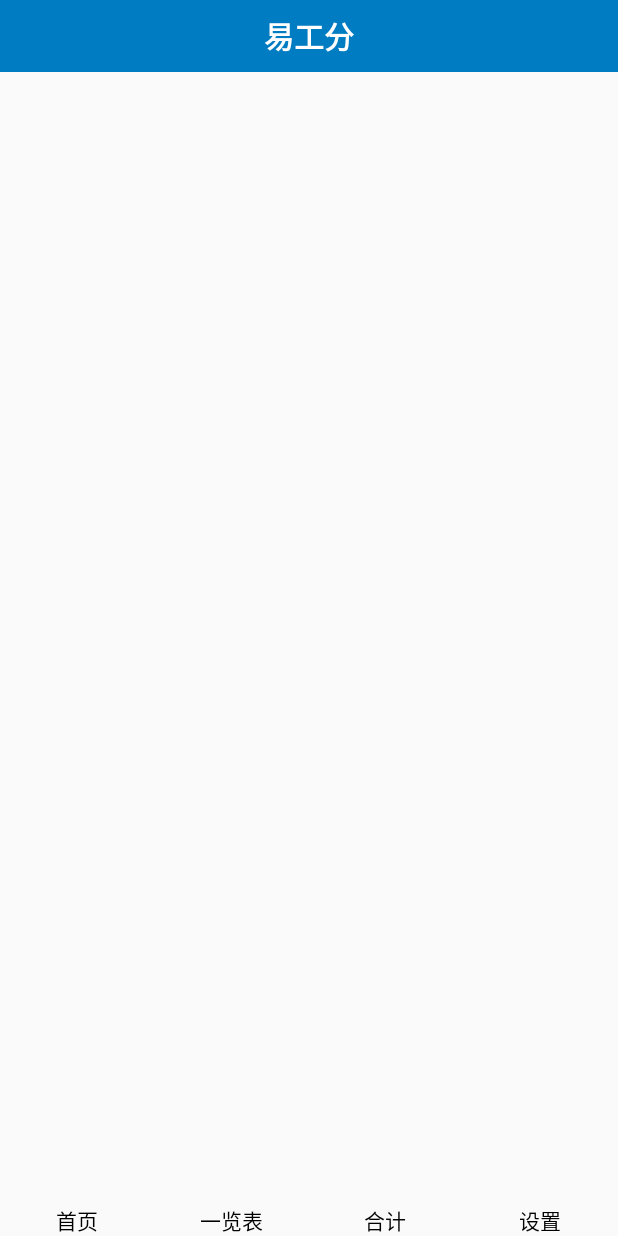
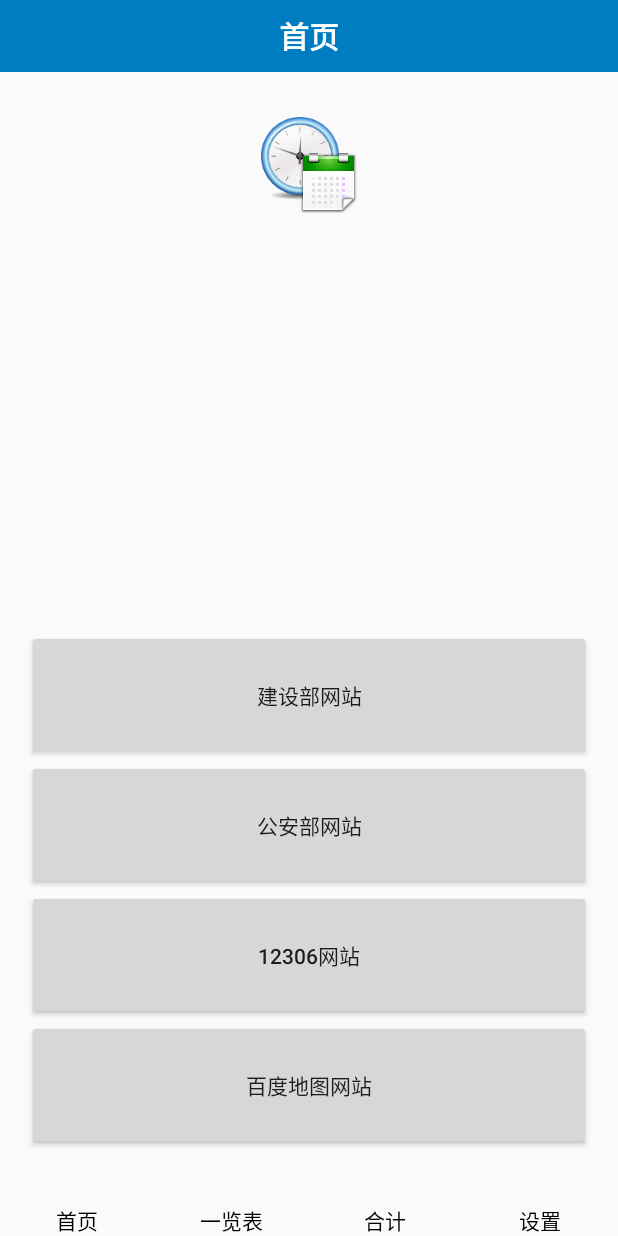
Before and after one commit to DeathPluto/-, an Android app: the screen it shows after launch (MainActivity), on a phone screen of 412 x 824 dp. Run offline under Robolectric (Android 15) with nearby library versions, the phone set to English and light mode, and no system bars.

Commit message:
02.init fragment

```diff
--- a/app/src/main/AndroidManifest.xml
+++ b/app/src/main/AndroidManifest.xml
@@ -3,6 +3,7 @@
     package="com.zyxf.eazyworkdivision" >
 
     <application
+        android:name=".application.HalcyonApplication"
         android:allowBackup="true"
         android:icon="@drawable/ic_launcher"
         android:label="@string/app_name"
--- a/app/src/main/java/com/zyxf/eazyworkdivision/MainActivity.java
+++ b/app/src/main/java/com/zyxf/eazyworkdivision/MainActivity.java
@@ -3,11 +3,14 @@ package com.zyxf.eazyworkdivision;
 import android.support.v4.app.FragmentManager;
 import android.support.v4.app.FragmentPagerAdapter;
 import android.view.View;
+import android.widget.RadioButton;
 import android.widget.RadioGroup;
+import android.widget.TextView;
 
 import com.zyxf.eazyworkdivision.base.BaseActivity;
 import com.zyxf.eazyworkdivision.base.BaseFragment;
 import com.zyxf.eazyworkdivision.factory.FragmentFactory;
+import com.zyxf.eazyworkdivision.utils.UIUtils;
 import com.zyxf.eazyworkdivision.view.LazyViewPager;
 
 import java.util.ArrayList;
@@ -19,6 +22,9 @@ public class MainActivity extends BaseActivity implements RadioGroup.OnCheckedCh
     private PageSwitchAdapter adapter;
     private List<BaseFragment> fragmentList;
     private RadioGroup mRadioGroup;
+    private TextView titleTv;
+    private RadioButton homeRb;
+
 
     @Override
     protected void initView() {
@@ -26,6 +32,8 @@ public class MainActivity extends BaseActivity implements RadioGroup.OnCheckedCh
 
         mViewPager = (LazyViewPager) this.findViewById(R.id.viewpager);
         mRadioGroup = (RadioGroup) this.findViewById(R.id.radiogroup);
+        titleTv = (TextView) this.findViewById(R.id.tv_title);
+        homeRb = (RadioButton) this.findViewById(R.id.rb_home);
 
         fragmentList = new ArrayList<>();
         fragmentList.add(FragmentFactory.createFragment(FragmentFactory.FRAGMENT_HOME));
@@ -39,7 +47,14 @@ public class MainActivity extends BaseActivity implements RadioGroup.OnCheckedCh
 
     @Override
     protected void setListeners() {
+
         mRadioGroup.setOnCheckedChangeListener(this);
+
+        afterSetListeners();
+    }
+
+    protected void afterSetListeners() {
+        homeRb.setChecked(true);
     }
 
     @Override
@@ -50,21 +65,27 @@ public class MainActivity extends BaseActivity implements RadioGroup.OnCheckedCh
     @Override
     public void onCheckedChanged(RadioGroup group, int checkedId) {
         int position = 0;
+        String title = UIUtils.getString(R.string.page_home);
         switch (checkedId){
             case R.id.rb_home:
                 position = FragmentFactory.FRAGMENT_HOME % 10;
+                title = UIUtils.getString(R.string.page_home);
                 break;
             case R.id.rb_scan:
                 position = FragmentFactory.FRAGMENT_SCAN % 10;
+                title = UIUtils.getString(R.string.page_scan);
                 break;
             case R.id.rb_total:
                 position = FragmentFactory.FRAGMENT_TOTAL % 10;
+                title = UIUtils.getString(R.string.page_total);
                 break;
             case R.id.rb_setting:
                 position = FragmentFactory.FRAGMENT_SETTING % 10;
+                title = UIUtils.getString(R.string.page_setting);
                 break;
         }
         mViewPager.setCurrentItem(position);
+        titleTv.setText(title);
     }
 
     private class PageSwitchAdapter extends FragmentPagerAdapter{
--- a/app/src/main/java/com/zyxf/eazyworkdivision/fragment/HomeFragment.java
+++ b/app/src/main/java/com/zyxf/eazyworkdivision/fragment/HomeFragment.java
@@ -4,6 +4,7 @@ import android.view.LayoutInflater;
 import android.view.View;
 import android.view.ViewGroup;
 
+import com.zyxf.eazyworkdivision.R;
 import com.zyxf.eazyworkdivision.base.BaseFragment;
 
 /**
@@ -19,7 +20,7 @@ public class HomeFragment extends BaseFragment {
 
     @Override
     protected void initView(LayoutInflater inflater, ViewGroup container) {
-
+        rootView = inflater.inflate(R.layout.fragment_home,container,false);
     }
 
     @Override
--- a/app/src/main/java/com/zyxf/eazyworkdivision/fragment/ScanFragment.java
+++ b/app/src/main/java/com/zyxf/eazyworkdivision/fragment/ScanFragment.java
@@ -4,6 +4,7 @@ import android.view.LayoutInflater;
 import android.view.View;
 import android.view.ViewGroup;
 
+import com.zyxf.eazyworkdivision.R;
 import com.zyxf.eazyworkdivision.base.BaseFragment;
 
 /**
@@ -19,7 +20,7 @@ public class ScanFragment extends BaseFragment {
 
     @Override
     protected void initView(LayoutInflater inflater, ViewGroup container) {
-
+        rootView = inflater.inflate(R.layout.fragment_scan,container,false);
     }
 
     @Override
--- a/app/src/main/java/com/zyxf/eazyworkdivision/fragment/SettingFragment.java
+++ b/app/src/main/java/com/zyxf/eazyworkdivision/fragment/SettingFragment.java
@@ -4,6 +4,7 @@ import android.view.LayoutInflater;
 import android.view.View;
 import android.view.ViewGroup;
 
+import com.zyxf.eazyworkdivision.R;
 import com.zyxf.eazyworkdivision.base.BaseFragment;
 
 /**
@@ -19,7 +20,7 @@ public class SettingFragment extends BaseFragment {
 
     @Override
     protected void initView(LayoutInflater inflater, ViewGroup container) {
-
+        rootView = inflater.inflate(R.layout.fragment_setting,container,false);
     }
 
     @Override
--- a/app/src/main/java/com/zyxf/eazyworkdivision/fragment/TotalFragment.java
+++ b/app/src/main/java/com/zyxf/eazyworkdivision/fragment/TotalFragment.java
@@ -4,6 +4,7 @@ import android.view.LayoutInflater;
 import android.view.View;
 import android.view.ViewGroup;
 
+import com.zyxf.eazyworkdivision.R;
 import com.zyxf.eazyworkdivision.base.BaseFragment;
 
 /**
@@ -19,7 +20,7 @@ public class TotalFragment extends BaseFragment {
 
     @Override
     protected void initView(LayoutInflater inflater, ViewGroup container) {
-
+        rootView = inflater.inflate(R.layout.fragment_total,container,false);
     }
 
     @Override
--- a/app/src/main/java/com/zyxf/eazyworkdivision/utils/UIUtils.java
+++ b/app/src/main/java/com/zyxf/eazyworkdivision/utils/UIUtils.java
@@ -11,7 +11,7 @@ import android.view.View;
 import com.zyxf.eazyworkdivision.application.HalcyonApplication;
 
 /**
- * UI界面相关工具�?
+ * UI界面相关工具类
  */
 public class UIUtils {
     /**
@@ -49,7 +49,7 @@ public class UIUtils {
     }
 
     /**
-     * 获取主线程的上下�?
+     * 获取主线程的上下文
      *
      * @return
      */
--- /dev/null
+++ b/app/src/main/res/layout/fragment_home.xml
@@ -0,0 +1,55 @@
+<?xml version="1.0" encoding="utf-8"?>
+<RelativeLayout xmlns:android="http://schemas.android.com/apk/res/android"
+    android:layout_width="match_parent"
+    android:layout_height="match_parent">
+
+    <ImageView
+        android:id="@+id/iv_logo"
+        android:layout_marginTop="30dp"
+        android:layout_centerHorizontal="true"
+        android:src="@drawable/icon_logo"
+        android:layout_width="wrap_content"
+        android:layout_height="wrap_content" />
+
+    <LinearLayout
+        android:id="@+id/ll_btns"
+        android:layout_below="@id/iv_logo"
+        android:layout_marginTop="18dp"
+        android:layout_centerInParent="true"
+        android:orientation="vertical"
+        android:paddingLeft="18dp"
+        android:paddingRight="18dp"
+        android:paddingBottom="36dp"
+        android:layout_width="match_parent"
+        android:layout_height="match_parent">
+
+
+        <RelativeLayout
+            android:layout_width="match_parent"
+            android:layout_height="0dp"
+            android:layout_weight="3"/>
+        <Button
+            android:text="建设部网站"
+            android:layout_width="match_parent"
+            android:layout_height="0dp"
+            android:layout_weight="1"/>
+        <Button
+            android:text="公安部网站"
+            android:layout_width="match_parent"
+            android:layout_height="0dp"
+            android:layout_weight="1"/>
+        <Button
+            android:text="12306网站"
+            android:layout_width="match_parent"
+            android:layout_height="0dp"
+            android:layout_weight="1"/>
+
+        <Button
+            android:text="百度地图网站"
+            android:layout_width="match_parent"
+            android:layout_height="0dp"
+            android:layout_weight="1" />
+
+    </LinearLayout>
+
+</RelativeLayout>
```
Also changed, not shown: app/src/main/res/layout/fragment_scan.xml (added, +9 -0 lines), app/src/main/res/layout/fragment_setting.xml (added, +9 -0 lines), app/src/main/res/layout/fragment_total.xml (added, +9 -0 lines), app/src/main/res/drawable-xhdpi/icon_logo.png (added), 1 other file.
